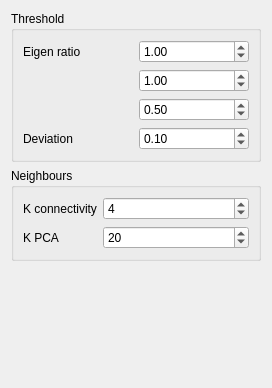
This is cloudclean/plugins/edit_mincut/settings.ui in seasonsfx/Masters as Qt 5 draws it before an edit. The edited form follows.
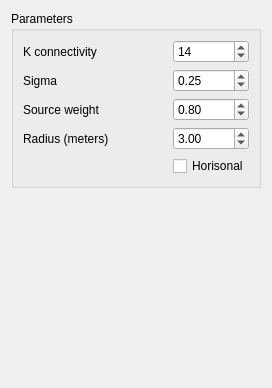
This is the edited form.

```diff
--- a/cloudclean/plugins/edit_mincut/settings.ui
+++ b/cloudclean/plugins/edit_mincut/settings.ui
@@ -15,77 +15,80 @@
   </property>
   <layout class="QVBoxLayout" name="verticalLayout">
    <item>
-    <widget class="QGroupBox" name="groupBox">
+    <widget class="QGroupBox" name="groupBox_2">
      <property name="title">
-      <string>Threshold</string>
+      <string>Parameters</string>
      </property>
-     <layout class="QGridLayout" name="gridLayout_2">
-      <item row="0" column="0">
-       <widget class="QLabel" name="label_2">
-        <property name="text">
-         <string>Eigen ratio </string>
+     <layout class="QGridLayout" name="gridLayout" columnstretch="1,0">
+      <item row="4" column="1">
+       <widget class="QDoubleSpinBox" name="radius">
+        <property name="accelerated">
+         <bool>true</bool>
         </property>
-       </widget>
-      </item>
-      <item row="1" column="1">
-       <widget class="QDoubleSpinBox" name="eigen2">
+        <property name="minimum">
+         <double>0.010000000000000</double>
+        </property>
         <property name="singleStep">
          <double>0.100000000000000</double>
         </property>
         <property name="value">
-         <double>1.000000000000000</double>
+         <double>3.000000000000000</double>
         </property>
        </widget>
       </item>
       <item row="2" column="1">
-       <widget class="QDoubleSpinBox" name="eigen3">
-        <property name="singleStep">
-         <double>0.100000000000000</double>
+       <widget class="QDoubleSpinBox" name="sigma">
+        <property name="accelerated">
+         <bool>true</bool>
         </property>
-        <property name="value">
-         <double>0.500000000000000</double>
+        <property name="minimum">
+         <double>0.010000000000000</double>
         </property>
-       </widget>
-      </item>
-      <item row="0" column="1">
-       <widget class="QDoubleSpinBox" name="eigen1">
         <property name="singleStep">
-         <double>0.100000000000000</double>
-        </property>
-        <property name="value">
-         <double>1.000000000000000</double>
-        </property>
-       </widget>
-      </item>
-      <item row="3" column="1">
-       <widget class="QDoubleSpinBox" name="deviation">
-        <property name="maximum">
-         <double>1.000000000000000</double>
-        </property>
-        <property name="singleStep">
          <double>0.010000000000000</double>
         </property>
         <property name="value">
-         <double>0.100000000000000</double>
+         <double>0.250000000000000</double>
         </property>
        </widget>
       </item>
       <item row="3" column="0">
        <widget class="QLabel" name="label_3">
         <property name="text">
-         <string>Deviation</string>
+         <string>Source weight</string>
         </property>
        </widget>
       </item>
-     </layout>
-    </widget>
-   </item>
-   <item>
-    <widget class="QGroupBox" name="groupBox_2">
-     <property name="title">
-      <string>Neighbours</string>
-     </property>
-     <layout class="QGridLayout" name="gridLayout" columnstretch="1,7">
+      <item row="3" column="1">
+       <widget class="QDoubleSpinBox" name="sourceWeight">
+        <property name="accelerated">
+         <bool>true</bool>
+        </property>
+        <property name="minimum">
+         <double>0.010000000000000</double>
+        </property>
+        <property name="singleStep">
+         <double>0.010000000000000</double>
+        </property>
+        <property name="value">
+         <double>0.800000000000000</double>
+        </property>
+       </widget>
+      </item>
+      <item row="5" column="1">
+       <widget class="QCheckBox" name="isHorisonal">
+        <property name="text">
+         <string>Horisonal</string>
+        </property>
+       </widget>
+      </item>
+      <item row="4" column="0">
+       <widget class="QLabel" name="label_2">
+        <property name="text">
+         <string>Radius (meters)</string>
+        </property>
+       </widget>
+      </item>
       <item row="1" column="0">
        <widget class="QLabel" name="label">
         <property name="text">
@@ -99,24 +102,14 @@
          <number>1</number>
         </property>
         <property name="value">
-         <number>4</number>
+         <number>14</number>
         </property>
        </widget>
       </item>
       <item row="2" column="0">
        <widget class="QLabel" name="label_4">
         <property name="text">
-         <string>K PCA</string>
-        </property>
-       </widget>
-      </item>
-      <item row="2" column="1">
-       <widget class="QSpinBox" name="kPCA">
-        <property name="minimum">
-         <number>4</number>
-        </property>
-        <property name="value">
-         <number>20</number>
+         <string>Sigma</string>
         </property>
        </widget>
       </item>
```
Left out of the diff: 4 changed lines with no effect on the pictures.
